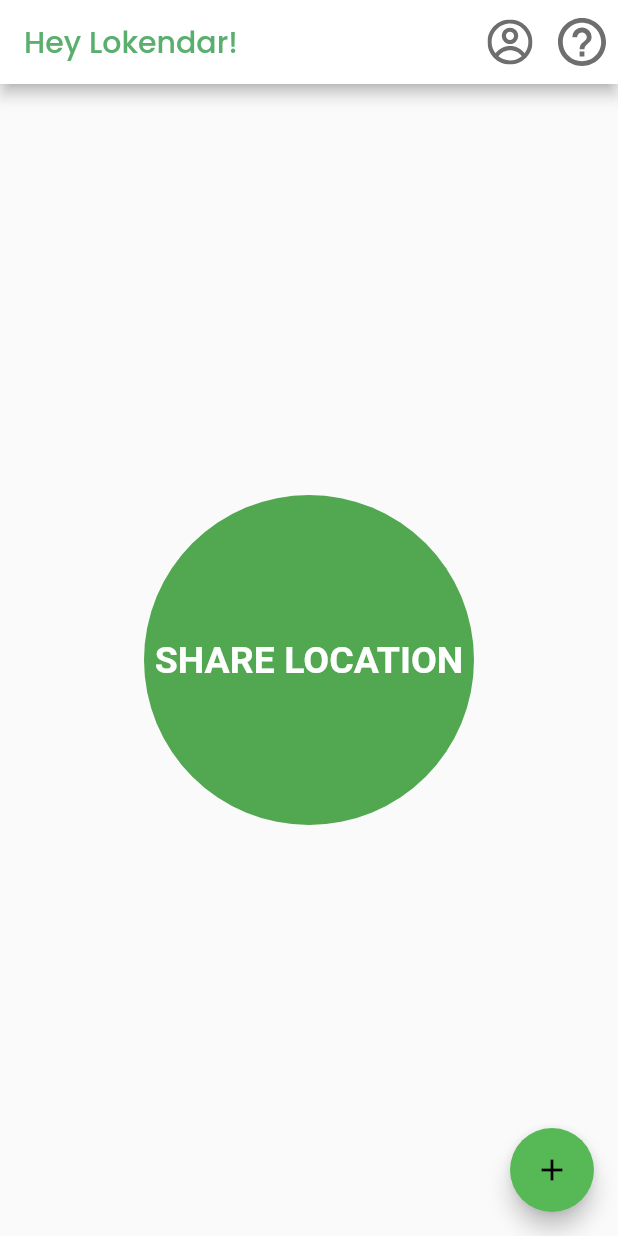
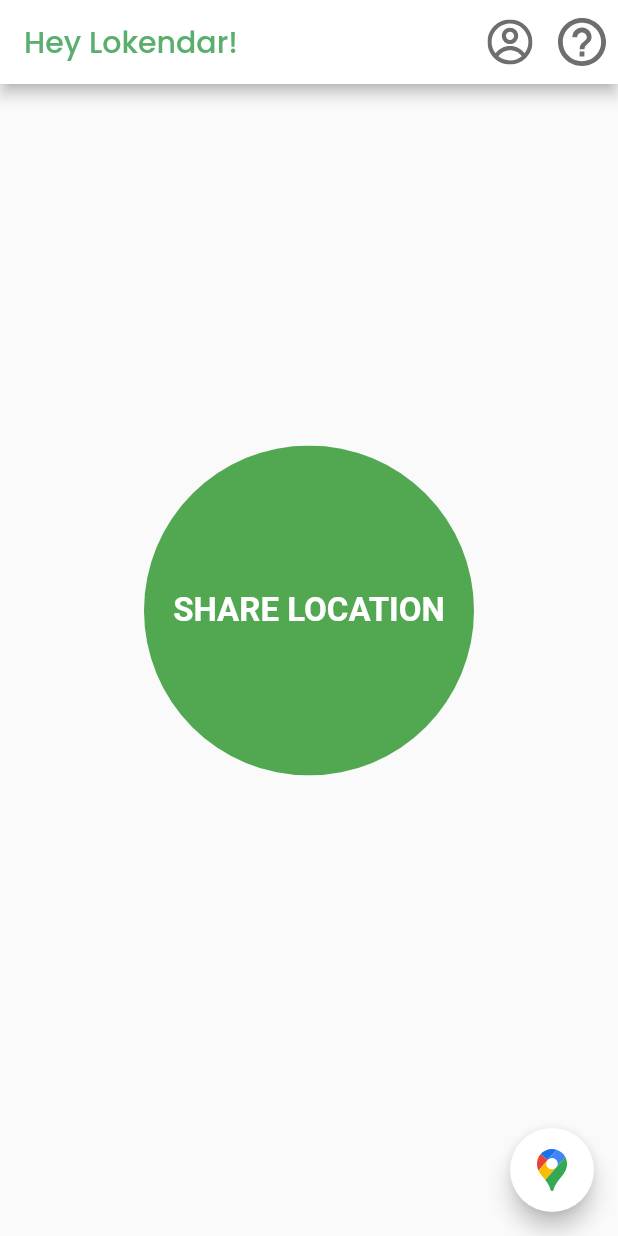
Before and after one commit to IKOL-Group/public, a Flutter app: the screen it shows after launch, on a phone screen of 412 x 824 dp. Run offline on Flutter 3.47's test engine with Material 2 defaults, Android fonts, the phone set to English and light mode, and no system bars; our stand-ins replace flutter_svg, google_fonts; missing offline and left inert: maps_launcher.

```diff
--- a/lib/main.dart
+++ b/lib/main.dart
@@ -1,12 +1,17 @@
+import 'dart:async';
+
 import 'package:flutter/material.dart';
 import 'package:public_app/api.dart';
 import 'package:public_app/colors/colors.dart';
 import 'package:google_fonts/google_fonts.dart';
 import 'package:flutter_svg/flutter_svg.dart';
+import 'package:maps_launcher/maps_launcher.dart';
 
 void main() {
   runApp(MyApp());
 }
+
+const double _kMinCircularProgressIndicatorSize = 36.0;
 
 class MyApp extends StatelessWidget {
   @override
@@ -17,7 +22,7 @@ class MyApp extends StatelessWidget {
         accentColor: kAccentColor,
         appBarTheme: AppBarTheme(backgroundColor: Colors.white),
       ),
-      home: MyHomePage(title: 'IKOL?'),
+      home: MyHomePage(title: 'IKOL'),
     );
   }
 }
@@ -31,21 +36,14 @@ class MyHomePage extends StatefulWidget {
 }
 
 class _MyHomePageState extends State<MyHomePage> {
-  var _started = false;
-
-  Future<void> toggleActive() async {
-    await APIMethods.toggleActive(!_started);
-    setState(() {
-      _started = !_started;
-    });
-  }
+  // ...
+  // methods
 
   @override
   Widget build(BuildContext context) {
     var textStyle = TextStyle(
       color: Color.fromARGB(255, 91, 175, 110),
     );
-
     return Scaffold(
       appBar: AppBar(
         title: Text(
@@ -69,20 +67,114 @@ class _MyHomePageState extends State<MyHomePage> {
           ),
         ],
       ),
-      body: Center(
+      body: HomeWidget(),
+      floatingActionButton: FloatingActionButton(
+        onPressed: () {
+          MapsLauncher.launchCoordinates(37.4220041, -122.0862462);
+        },
+        backgroundColor: Colors.white,
+        child: Transform.translate(
+          offset: Offset(0, 4),
+          child: SvgPicture.asset(
+            "assets/gmaps.svg",
+            semanticsLabel: 'Open in Maps',
+          ),
+        ),
+      ),
+    );
+  }
+}
+
+class HomeWidget extends StatefulWidget {
+  HomeWidget({Key key}) : super(key: key);
+
+  @override
+  _HomeWidgetState createState() => _HomeWidgetState();
+}
+
+class _HomeWidgetState extends State<HomeWidget> {
+  var _active = false;
+  String _error;
+  var _loading = false;
+
+  // TODO ui click threshold
+  Timer _debounce;
+
+  void showSnackBar(String value) {
+    // https://stackoverflow.com/a/49932085/8608146
+    Scaffold.of(context)
+        // ignore: deprecated_member_use
+        .showSnackBar(
+      SnackBar(
+        content: Text(value),
+        action: SnackBarAction(
+          label: "DISMISS",
+          onPressed: () {},
+        ),
+      ),
+    );
+  }
+
+  @override
+  void dispose() {
+    _debounce?.cancel();
+    super.dispose();
+  }
+
+  void toggleActive() {
+    if (_loading) return;
+    // https://stackoverflow.com/a/52930197/8608146
+    if (_debounce?.isActive ?? false) _debounce.cancel();
+
+    // if loading we anyway return
+    // so this will only trigger build when needed
+    setState(() {
+      _loading = true;
+    });
+    _debounce = Timer(const Duration(milliseconds: 400), () async {
+      var _x = await APIMethods.toggleActive(!_active);
+      final bool success = _x[0];
+      final String error = _x[1];
+      setState(() {
+        if (success) {
+          final bool active = _x[2];
+          _active = active;
+          // remove any previous error
+          _error = null;
+        } else {
+          _error = error;
+        }
+        // we're not loading anymore
+        _loading = false;
+      });
+    });
+  }
+
+  @override
+  Widget build(BuildContext context) {
+    if (_error != null) {
+      // show snackbar
+      WidgetsBinding.instance.addPostFrameCallback((timeStamp) {
+        showSnackBar(_error);
+      });
+    }
+
+    return Container(
+      child: Center(
         child: Column(
           mainAxisAlignment: MainAxisAlignment.center,
           children: <Widget>[
-            ClipOval(
+            Center(
+              child: ClipOval(
                 child: Material(
-                color: _started
+                  color: _active
                       ? Color.fromARGB(255, 244, 47, 35)
                       : Color.fromARGB(255, 82, 167, 81),
                   child: InkWell(
                     onTap: () {
                       toggleActive();
                     },
-                  splashColor: _started
+                    splashColor: _active
                         ? Color.fromARGB(255, 136, 48, 42)
                         : kAccentColor,
                     child: SizedBox(
@@ -90,10 +182,10 @@ class _MyHomePageState extends State<MyHomePage> {
                       height: 220,
                       child: Center(
                         child: Text(
-                        _started ? "STOP SHARING" : "SHARE LOCATION",
+                          _active ? "STOP SHARING" : "SHARE LOCATION",
                           style: TextStyle(
                             color: Colors.white,
-                          fontSize: 25,
+                            fontSize: 22,
                             fontWeight: FontWeight.bold,
                           ),
                         ),
@@ -101,14 +193,21 @@ class _MyHomePageState extends State<MyHomePage> {
                     ),
                   ),
                 ),
+              ),
+            ),
+            Padding(
+              padding: EdgeInsets.only(top: 30),
+            ),
+            _loading
+                ? CircularProgressIndicator(
+                    semanticsLabel:
+                        "Turning ${_active ? "off" : "on"} location sharing",
                   )
+                : Container(
+                    height: _kMinCircularProgressIndicatorSize,
+                  ),
           ],
         ),
-      ),
-      floatingActionButton: FloatingActionButton(
-        child: Icon(Icons.add),
-        onPressed: () {},
-        tooltip: "Add",
       ),
     );
   }
--- a/pubspec.yaml
+++ b/pubspec.yaml
@@ -14,6 +14,7 @@ dependencies:
   google_fonts: ^2.0.0
   flutter_svg: ^0.19.3
   http: ^0.13.0
+  maps_launcher: ^1.2.2+2
 
 dev_dependencies:
   flutter_test:
@@ -23,5 +24,4 @@ flutter:
   uses-material-design: true
 
   assets:
-    - assets/usericon.svg
-    - assets/help.svg
+    - assets/
```
Also changed, not shown: lib/api.dart (+24 -5 lines), lib/http/code.dart (added, +67 -0 lines), pubspec.lock. Lines whose indentation alone changed are shown as unchanged.
